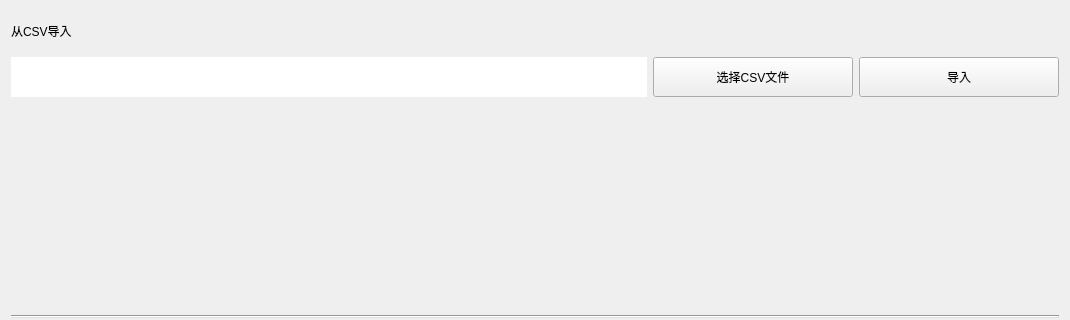
zhiweij1/LibrarySystem, file src/EditBookForm.ui: the form before one commit; both pictures show x 0 to 1070 and y 0 to 320 of the 1070 by 820 pixel window.
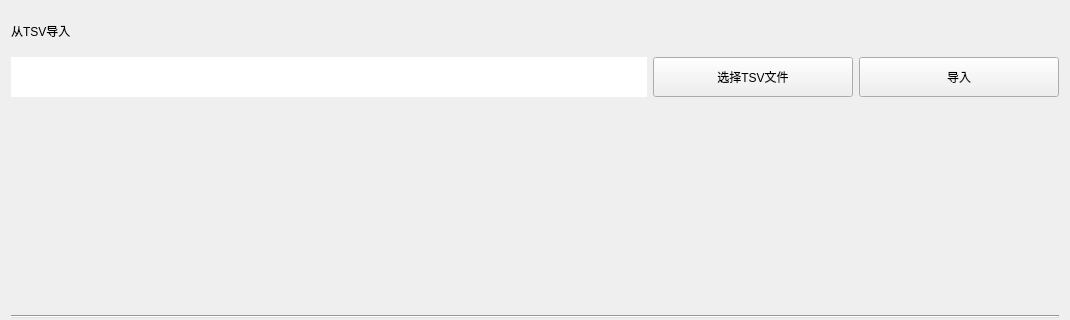
The form after the commit.

```diff
--- a/src/EditBookForm.ui
+++ b/src/EditBookForm.ui
@@ -23,7 +23,7 @@
       </size>
      </property>
      <property name="text">
-      <string>从CSV导入</string>
+      <string>从TSV导入</string>
      </property>
     </widget>
    </item>
@@ -66,7 +66,7 @@
         </size>
        </property>
        <property name="text">
-        <string>选择CSV文件</string>
+        <string>选择TSV文件</string>
        </property>
       </widget>
      </item>
```
Left out of the diff: 2 changed lines with no effect on the pictures.
